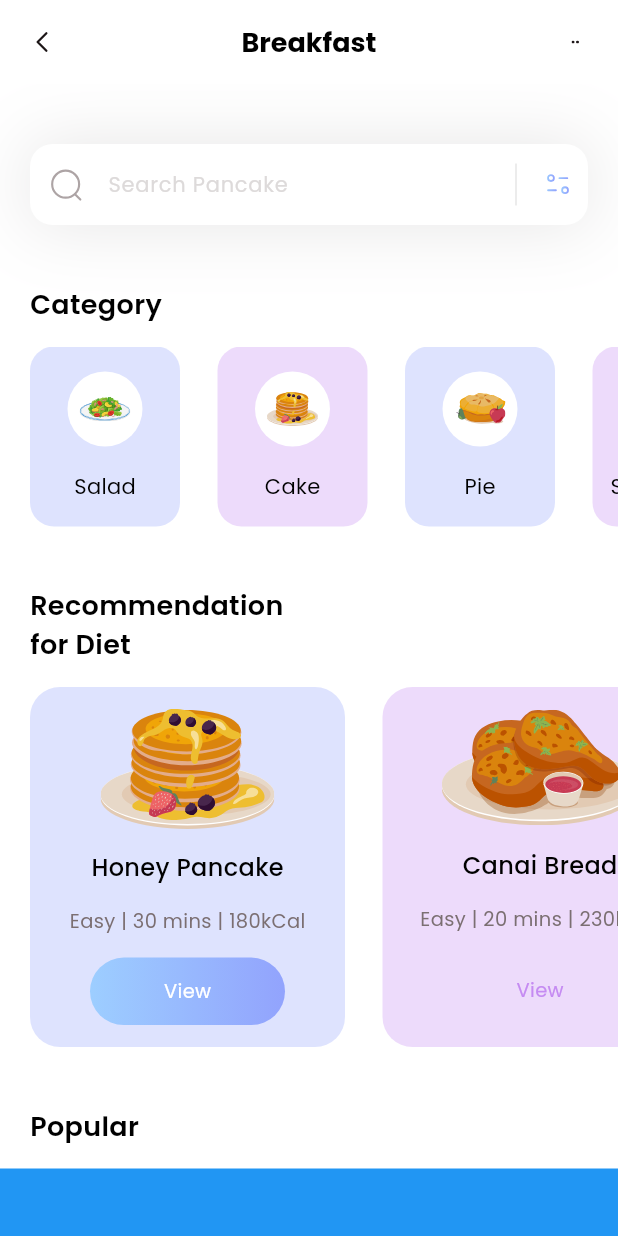
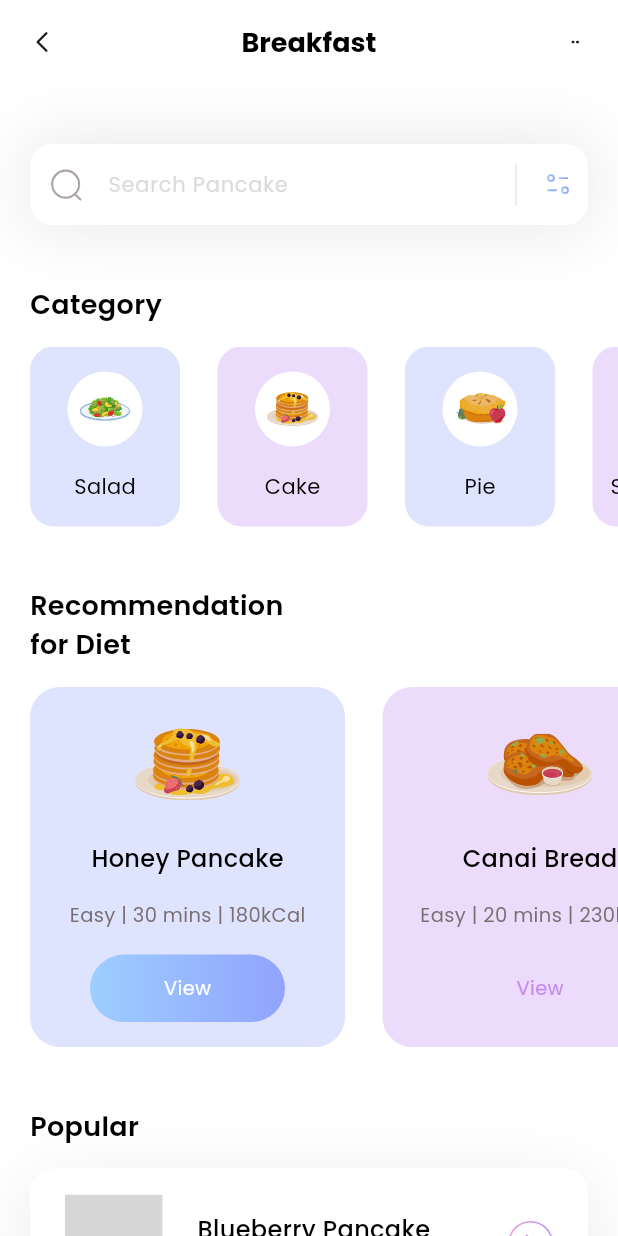
Before and after one commit to ipsita68/Flutter-fitness-App, a Flutter app: the screen it shows after launch, on a phone screen of 412 x 824 dp. Run offline on Flutter 3.47's test engine with Material 3 defaults, Android fonts, the phone set to English and light mode, and no system bars; our stand-ins replace flutter_svg; grey boxes are pictures that could not be loaded.

Commit message:
Update home.dart

```diff
--- a/lib/pages/home.dart
+++ b/lib/pages/home.dart
@@ -1,18 +1,27 @@
 import 'package:fitness/models/category_model.dart';
 import 'package:fitness/models/diet_model.dart';
+import 'package:fitness/models/popular_model.dart';
 import 'package:flutter/material.dart';
-import 'package:flutter/widgets.dart';
 import 'package:flutter_svg/flutter_svg.dart';
 
-class HomePage extends StatelessWidget {
-  HomePage({super.key});
+class HomePage extends StatefulWidget {
+  const HomePage({super.key});
 
+  @override
+  State<HomePage> createState() => _HomePageState();
+}
+
+class _HomePageState extends State<HomePage> {
   List<CategoryModel> categories = [];
+
   List<DietModel> diets = [];
+
+  List<PopularModel> popular_diets = [];
 
   void getInitialInfo() {
     categories = CategoryModel.getCategories();
     diets = DietModel.getDiets();
+    popular_diets = PopularModel.getPopularDiets();
   }
 
   @override
@@ -32,37 +41,93 @@ class HomePage extends StatelessWidget {
             height: 40,
           ),
           _dietSection(),
-          SizedBox(
+          const SizedBox(
             height: 40,
           ),
-          Column(
+          _popularDietSection(),
+          const SizedBox(
+            height: 40,
+          )
+        ],
+      ),
+    );
+  }
+
+  Column _popularDietSection() {
+    return Column(
       crossAxisAlignment: CrossAxisAlignment.start,
       children: [
-              Padding(
-                padding: const EdgeInsets.only(left: 20),
+        const Padding(
+          padding: EdgeInsets.only(left: 20),
           child: Text('Popular',
               style: TextStyle(
                   color: Colors.black,
                   fontSize: 18,
                   fontWeight: FontWeight.w600)),
         ),
-              SizedBox(
+        const SizedBox(
           height: 15,
         ),
-              Container(
-                height: 250,
-                color: Colors.blue,
-                child: ListView.separated(
-                  itemBuilder:(context, index) {
-
-                  },
-                  separatorBuilder:(context, index) => SizedBox(height: ,),
-                  itemCount: popular_diets.length),
-              )
-            ],
+        ListView.separated(
+            itemCount: popular_diets.length,
+            shrinkWrap: true,
+            separatorBuilder: (context, index) => const SizedBox(height: 25),
+            padding: const EdgeInsets.only(left: 20, right: 20),
+            itemBuilder: (context, index) {
+              return Container(
+                height: 100,
+                decoration: BoxDecoration(
+                    color: popular_diets[index].BoxIsSelected
+                        ? Colors.white
+                        : Colors.transparent,
+                    borderRadius: BorderRadius.circular(16),
+                    boxShadow: [
+                      BoxShadow(
+                          color: popular_diets[index].BoxIsSelected
+                              ? const Color(0xff1D1617).withOpacity(0.09)
+                              : Colors.transparent,
+                          offset: const Offset(0, 10),
+                          blurRadius: 40,
+                          spreadRadius: 0),
+                    ]),
+                child: Row(
+                  mainAxisAlignment: MainAxisAlignment.spaceEvenly,
+                  children: [
+                    SvgPicture.asset(popular_diets[index].iconpath,
+                        width: 65, height: 65),
+                    Column(
+                      mainAxisAlignment: MainAxisAlignment.center,
+                      crossAxisAlignment: CrossAxisAlignment.start,
+                      children: [
+                        Text(
+                          popular_diets[index].name,
+                          style: const TextStyle(
+                              fontWeight: FontWeight.w500,
+                              color: Colors.black,
+                              fontSize: 16),
+                        ),
+                        Text(
+                          '${popular_diets[index].level} | ${popular_diets[index].duration} | ${popular_diets[index].calorie}',
+                          style: const TextStyle(
+                              color: Color(0xff7B6F72),
+                              fontSize: 13,
+                              fontWeight: FontWeight.w400),
                         )
                       ],
                     ),
+                    GestureDetector(
+                      onTap: () {},
+                      child: SvgPicture.asset(
+                        'assets/icons/button.svg',
+                        width: 30,
+                        height: 30,
+                      ),
+                    )
+                  ],
+                ),
+              );
+            })
+      ],
     );
   }
 
@@ -70,8 +135,8 @@ class HomePage extends StatelessWidget {
     return Column(
       crossAxisAlignment: CrossAxisAlignment.start,
       children: [
-        Padding(
-          padding: const EdgeInsets.only(left: 20),
+        const Padding(
+          padding: EdgeInsets.only(left: 20),
           child: Text(
             'Recommendation\nfor Diet',
             style: TextStyle(
@@ -81,7 +146,7 @@ class HomePage extends StatelessWidget {
             ),
           ),
         ),
-        SizedBox(
+        const SizedBox(
           height: 15,
         ),
         Padding(
@@ -97,21 +162,22 @@ class HomePage extends StatelessWidget {
                       borderRadius: BorderRadius.circular(20)),
                   child: Column(
                     mainAxisAlignment: MainAxisAlignment.spaceEvenly,
+                    crossAxisAlignment: CrossAxisAlignment.center,
                     children: [
-                      SvgPicture.asset(diets[index].iconpath),
+                      SvgPicture.asset(
+                        diets[index].iconpath,
+                        width: 70,
+                        height: 70,
+                      ),
                       Text(
                         diets[index].name,
-                        style: TextStyle(
+                        style: const TextStyle(
                             fontWeight: FontWeight.w500,
                             color: Colors.black,
                             fontSize: 16),
                       ),
                       Text(
-                        diets[index].level +
-                            ' | ' +
-                            diets[index].duration +
-                            ' | ' +
-                            diets[index].calorie,
+                        '${diets[index].level} | ${diets[index].duration} | ${diets[index].calorie}',
                         style: const TextStyle(
                             color: Color(0xff7B6F72),
                             fontSize: 13,
@@ -123,10 +189,10 @@ class HomePage extends StatelessWidget {
                         decoration: BoxDecoration(
                             gradient: LinearGradient(colors: [
                               diets[index].viewIsSelected
-                                  ? Color(0xff9DCEFF)
+                                  ? const Color(0xff9DCEFF)
                                   : Colors.transparent,
                               diets[index].viewIsSelected
-                                  ? Color(0xff92A3FD)
+                                  ? const Color(0xff92A3FD)
                                   : Colors.transparent
                             ]),
                             borderRadius: BorderRadius.circular(50)),
@@ -136,7 +202,7 @@ class HomePage extends StatelessWidget {
                             style: TextStyle(
                                 color: diets[index].viewIsSelected
                                     ? Colors.white
-                                    : Color(0xffC58BF2),
+                                    : const Color(0xffC58BF2),
                                 fontSize: 13,
                                 fontWeight: FontWeight.w400),
                           ),
@@ -146,7 +212,7 @@ class HomePage extends StatelessWidget {
                   ),
                 );
               },
-              separatorBuilder: (context, index) => SizedBox(
+              separatorBuilder: (context, index) => const SizedBox(
                 width: 25,
               ),
               itemCount: diets.length,
@@ -181,8 +247,8 @@ class HomePage extends StatelessWidget {
           child: ListView.separated(
               itemCount: categories.length,
               scrollDirection: Axis.horizontal,
-              padding: EdgeInsets.only(left: 20, right: 20),
-              separatorBuilder: (context, index) => SizedBox(
+              padding: const EdgeInsets.only(left: 20, right: 20),
+              separatorBuilder: (context, index) => const SizedBox(
                     width: 25,
                   ),
               itemBuilder: (context, index) {
@@ -197,7 +263,7 @@ class HomePage extends StatelessWidget {
                       Container(
                         width: 50,
                         height: 50,
-                        decoration: BoxDecoration(
+                        decoration: const BoxDecoration(
                             color: Colors.white, shape: BoxShape.circle),
                         child: Padding(
                           padding: const EdgeInsets.all(8.0),
@@ -206,7 +272,7 @@ class HomePage extends StatelessWidget {
                       ),
                       Text(
                         categories[index].name,
-                        style: TextStyle(
+                        style: const TextStyle(
                             fontWeight: FontWeight.w400,
                             color: Colors.black,
                             fontSize: 14),
```
Lines whose indentation alone changed are shown as unchanged.
